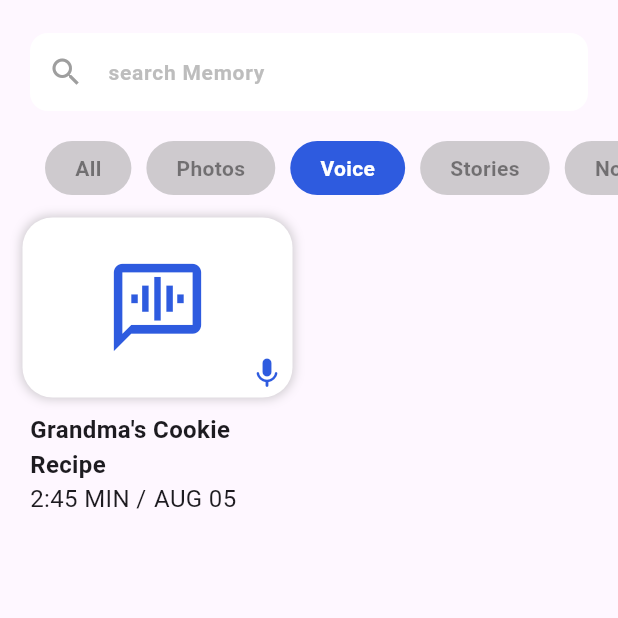
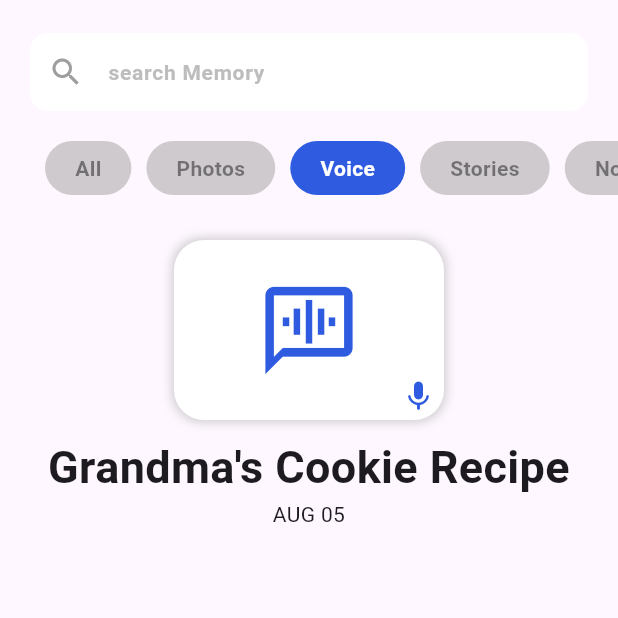
Before and after one commit to abdon2006/memory-weave, a Flutter app: the Memoriesscreen screen opened by its route, after a tap on "Photos", after a tap on "Voice", on a phone screen of 412 x 824 dp, the top half of it. Run offline on Flutter 3.47's test engine with Material 3 defaults, Android fonts, the light colour scheme and no system bars; our stand-ins replace cherry_toast, cloud_firestore, dotted_border, firebase_auth, firebase_core, google_fonts and 9 more; accounts and stored records are empty; Roboto replaces fonts that are missing (Tajawal).

Commit message:
replace buildItems with ListView.builder using row grouping

```diff
--- a/lib/data/timeline_data.dart
+++ b/lib/data/timeline_data.dart
@@ -159,8 +159,6 @@ final List<MemoryItem> memoriesData = [
     isFeatured: false,
   ),
 ];
-// دي برضو عشان صفحة الميموريز بس عشان لما اختار القسمهي اللي هتشيل الداتا لحظيا
-List<MemoryItem> displayedMemories = [];
 
 // عشان صفحة البروفايل
 List<String> profileText = [
--- a/lib/screens/MemoriesScreen.dart
+++ b/lib/screens/MemoriesScreen.dart
@@ -2,7 +2,8 @@ import 'package:flutter/material.dart';
 import 'package:memory_weave/data/timeline_data.dart';
 import 'package:memory_weave/models/memory_model.dart';
 import 'package:memory_weave/themes/colors.dart';
-import 'package:memory_weave/widgets/buildItems.dart';
+import 'package:memory_weave/widgets/MemoryBigCard.dart';
+import 'package:memory_weave/widgets/MemorySmallCard.dart';
 import 'package:memory_weave/widgets/mytextform.dart';
 
 class Memoriesscreen extends StatefulWidget {
@@ -15,12 +16,10 @@ class Memoriesscreen extends StatefulWidget {
 class _MemoriesscreenState extends State<Memoriesscreen>
     with AutomaticKeepAliveClientMixin {
   @override
-  // ده فايدته يحمي الصفحة انها تتشال ويفضل محافظ عليها
   bool get wantKeepAlive => true;
-  // ده متغير عشان يشيل ال قسم اللي انا مختاره حاليا
 
   MemoryType? selectedFilter;
-
+  List<List<MemoryItem>> rows = [];
   final searchcontroller = TextEditingController();
 
   @override
@@ -31,10 +30,8 @@ class _MemoriesscreenState extends State<Memoriesscreen>
 
   @override
   void initState() {
+    buildRows(memoriesData);
     super.initState();
-    // اول مالصفحة تشتغل بحط كل الميموريز في الليست دي
-    //بياخد نسخة من الداتا الأصلية (memoriesData) ويحطها في متغير العرض (displayedMemories).
-    displayedMemories = List.from(memoriesData);
   }
 
   @override
@@ -85,43 +82,73 @@ class _MemoriesscreenState extends State<Memoriesscreen>
                 ),
               ),
             ),
-            Column(children: buildItems()),
+            Padding(
+              padding: const EdgeInsets.only(top: 10.0),
+              child: (rows.isEmpty)
+                  ? SizedBox(
+                      width: double.infinity,
+                      height: 600,
+                      child: Center(
+                        child: Column(
+                          mainAxisAlignment: MainAxisAlignment.center,
+                          children: [
+                            Icon(
+                              Icons.hourglass_empty_rounded,
+                              color: Colors.blue,
+                              size: 40,
+                            ),
+                            SizedBox(height: 5),
+                            Text("""
+There Is No Notes With
+    That Specification"""),
+                          ],
+                        ),
+                      ),
+                    )
+                  : ListView.builder(
+                      shrinkWrap: true,
+                      physics: NeverScrollableScrollPhysics(),
+                      itemCount: rows.length,
+                      itemBuilder: (context, i) {
+                        if (rows[i].length == 1) {
+                          return Memorybigcard(item: rows[i][0]);
+                        } else {
+                          return Column(
+                            children: [
+                              Row(
+                                children: [
+                                  Padding(
+                                    padding: const EdgeInsets.only(left: 12.0),
+                                    child: SizedBox(
+                                      height: 200,
+                                      width: 180,
+                                      child: Memorysmallcard(item: rows[i][0]),
+                                    ),
+                                  ),
+                                  SizedBox(width: 10),
+                                  Padding(
+                                    padding: const EdgeInsets.only(right: 12.0),
+                                    child: SizedBox(
+                                      height: 200,
+                                      width: 180,
+                                      child: Memorysmallcard(item: rows[i][1]),
+                                    ),
+                                  ),
+                                ],
+                              ),
+                              rows[i].length == 3
+                                  ? Memorybigcard(item: rows[i][2])
+                                  : SizedBox(),
+                            ],
+                          );
+                        }
+                      },
+                    ),
+            ),
           ],
         ),
       ),
     );
-  }
-
-  // دي الدالة اللي بتعملي عملية الفلترة
-  void filterMemory(MemoryType? type) {
-    // السطر ده مهم او عشان اصلا القسم اللي انا مختاره يتحدث لونه
-    selectedFilter = type;
-    // بنحفظ اختارنا اي عشان لون الزرار
-    String searchFilter = searchcontroller.text.toLowerCase();
-    if (type == null) {
-      // نرجعله كل الميموريز All عشان لما يدوس علي
-      setState(() {
-        if (searchFilter.isEmpty) {
-          displayedMemories = List.from(memoriesData);
-        } else {
-          displayedMemories = memoriesData.where((item) {
-            return item.title.toLowerCase().contains(searchFilter);
-          }).toList();
-        }
-      });
-    } else {
-      // بقي اختار قسم معين فهعدي بقا علي الداتا الاصلي وافلتر علي حسب النوع ولو نفس النوع هضيفها ليا null لو مش
-      //text form وهنا بقا صفنا حاجة تانية خالص هو اني  كمان اعمل فلتر بال تيكست اللي موجود في ال
-      setState(() {
-        displayedMemories = memoriesData.where((item) {
-          bool matchesType = (item.type == type);
-          bool matchesText =
-              (searchFilter.isEmpty ||
-              item.title.toLowerCase().contains(searchFilter));
-          return matchesText && matchesType;
-        }).toList();
-      });
-    }
   }
 
   Widget filterChip(String label, MemoryType? type) {
@@ -153,4 +180,55 @@ class _MemoriesscreenState extends State<Memoriesscreen>
       ),
     );
   }
+
+  // دي الدالة اللي بتعملي عملية الفلترة
+  void filterMemory(MemoryType? type) {
+    // السطر ده مهم او عشان اصلا القسم اللي انا مختاره يتحدث لونه
+    selectedFilter = type;
+    // بنحفظ اختارنا اي عشان لون الزرار
+    String searchFilter = searchcontroller.text.toLowerCase();
+    if (type == null) {
+      // نرجعله كل الميموريز All عشان لما يدوس علي
+      setState(() {
+        if (searchFilter.isEmpty) {
+          buildRows(memoriesData);
+        } else {
+          List<MemoryItem> filtered = memoriesData.where((item) {
+            return item.title.toLowerCase().contains(searchFilter);
+          }).toList();
+          print(" All : $filtered");
+          buildRows(filtered);
+        }
+      });
+    } else {
+      setState(() {
+        List<MemoryItem> filtered = memoriesData.where((item) {
+          bool matchesType = (item.type == type);
+          bool matchesText =
+              (searchFilter.isEmpty ||
+              item.title.toLowerCase().contains(searchFilter));
+          return matchesText && matchesType;
+        }).toList();
+        print(" type : $filtered");
+        buildRows(filtered);
+      });
+    }
+  }
+
+  void buildRows(List<MemoryItem> data) {
+    rows = [];
+    for (int i = 0; i < data.length; i++) {
+      if (data[i].isFeatured) {
+        rows.add([data[i]]);
+      } else {
+        final right = (i + 1 < data.length) ? data[i + 1] : null;
+        if (right != null) {
+          rows.add([data[i], right]);
+          i++;
+        } else {
+          rows.add([data[i]]);
+        }
+      }
+    }
+  }
 }
--- a/lib/widgets/MemoryBigCard.dart
+++ b/lib/widgets/MemoryBigCard.dart
@@ -15,7 +15,40 @@ class Memorybigcard extends StatelessWidget {
         crossAxisAlignment: CrossAxisAlignment.stretch,
         children: [
           Center(
-            child: Stack(
+            child: item.type == MemoryType.voice
+                ? Stack(
+                    children: [
+                      Container(
+                        decoration: BoxDecoration(
+                          boxShadow: [
+                            BoxShadow(
+                              spreadRadius: 1,
+                              blurRadius: 5,
+                              color: Colors.grey.withOpacity(0.5),
+                            ),
+                          ],
+                          color: Colors.white,
+                          borderRadius: BorderRadius.circular(20),
+                        ),
+                        height: 120,
+                        width: 180,
+                        child: Icon(
+                          Icons.voice_chat,
+                          size: 70,
+                          color: AppColors.primaryBlue,
+                        ),
+                      ),
+                      Positioned(
+                        right: 5,
+                        bottom: 5,
+                        child: Icon(
+                          Icons.keyboard_voice_rounded,
+                          color: AppColors.primaryBlue,
+                        ),
+                      ),
+                    ],
+                  )
+                : Stack(
                     children: [
                       SizedBox(
                         height: 200,
@@ -26,7 +59,12 @@ class Memorybigcard extends StatelessWidget {
                             item.image,
                             fit: BoxFit.cover,
                             frameBuilder:
-                          (context, child, frame, wasSynchronouslyLoaded) {
+                                (
+                                  context,
+                                  child,
+                                  frame,
+                                  wasSynchronouslyLoaded,
+                                ) {
                                   if (wasSynchronouslyLoaded || frame != null) {
                                     return child;
                                   }
--- a/lib/widgets/buildItems.dart
+++ /dev/null
@@ -1,53 +0,0 @@
-// ظهرت مشكلة ان عندي انا مقسمهم اتنتين كارد كبير وكارد صغير فهي الصفحة كانت متقسمة كارد كبير وبعديها
-// builditems فيه اتنين كارد صغير فعملنا فانطشن عشان تهندل الحوارادخ الليهي  Row
-import 'package:flutter/material.dart';
-import 'package:memory_weave/data/timeline_data.dart';
-import 'package:memory_weave/widgets/MemoryBigCard.dart';
-import 'package:memory_weave/widgets/MemorySmallCard.dart';
-
-List<Widget> buildItems() {
-  List<Widget> widgets = [];
-  int i = 0;
-  while (i < displayedMemories.length) {
-    if (displayedMemories[i].isFeatured) {
-      widgets.add(Memorybigcard(item: displayedMemories[i]));
-      i++;
-    } else {
-      final left = displayedMemories[i];
-      //  null  بس العدد كله فردي قكان هيتبقي واحد واللي عاليمين كان هيعملي مشكلة فبس كل الفكرة انه خليته يقبل ال  Row السطر ده كده عشان مثلا لو جينا  نعمل
-      final right = (i + 1 < displayedMemories.length)
-          ? displayedMemories[i + 1]
-          : null;
-      widgets.add(
-        SizedBox(
-          height: 230,
-          child: Row(
-            mainAxisAlignment: MainAxisAlignment.spaceBetween,
-            children: [
-              Padding(
-                padding: const EdgeInsets.only(left: 15.0),
-                child: SizedBox(
-                  height: 200,
-                  width: 180,
-                  child: Memorysmallcard(item: left),
-                ),
-              ),
-              Padding(
-                padding: const EdgeInsets.only(right: 15.0),
-                child: SizedBox(
-                  height: 200,
-                  width: 180,
-                  child: right != null
-                      ? Memorysmallcard(item: right)
-                      : SizedBox(),
-                ),
-              ),
-            ],
-          ),
-        ),
-      );
-      i += right != null ? 2 : 1;
-    }
-  }
-  return widgets;
-}
```
Lines whose indentation alone changed are shown as unchanged.
